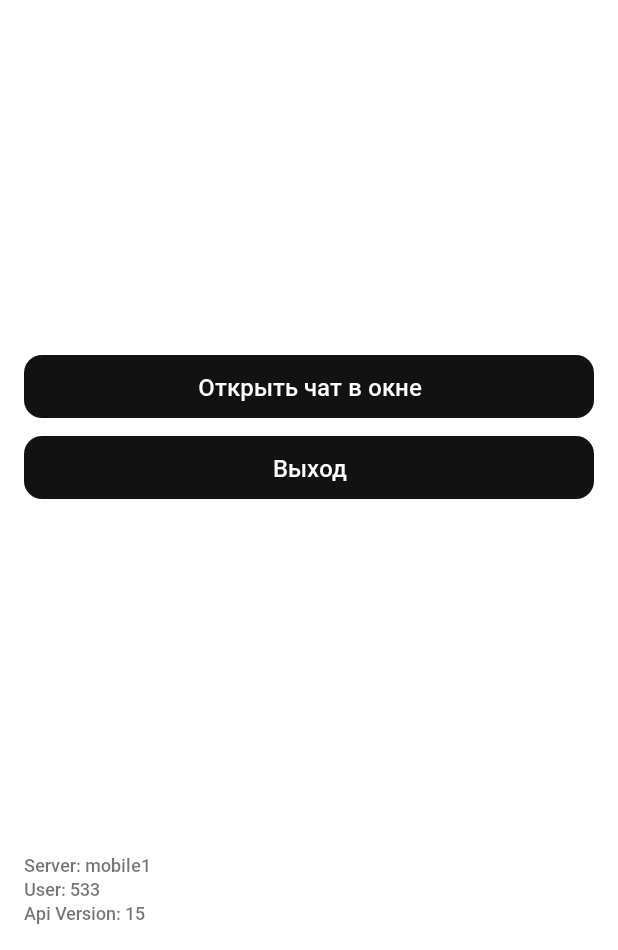
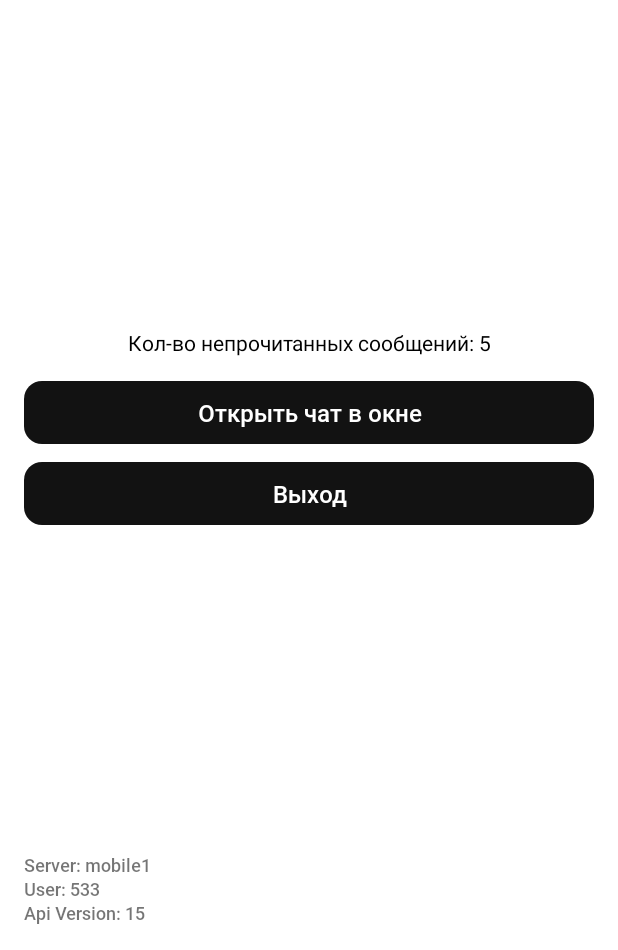
Before and after one commit to edna-ru/cc-android-demo, an Android app: the layout fragment_start_chat.xml on its own in the app's theme, with its tools: preview values and no code run, on a phone screen of 412 x 824 dp, the part 286-1236 px from its top. Run offline under Robolectric (Android 15) with nearby library versions, the phone set to English and light mode, and no system bars.

Commit message:
Release 5.10.0

```diff
--- a/app/build.gradle
+++ b/app/build.gradle
@@ -94,7 +94,7 @@ dependencies {
     coreLibraryDesugaring 'com.android.tools:desugar_jdk_libs:2.0.4'
 
     implementation fileTree(dir: 'libs', include: ['*.jar'])
-    implementation 'edna.chatcenter.ui.android:release:5.9.0'
+    implementation 'edna.chatcenter.ui.android:release:5.10.0'
     implementation project(path: ':chatcentercore')
 
     implementation 'com.google.firebase:firebase-crashlytics:19.4.3'
--- a/app/src/main/java/edna/chatcenter/demo/integrationCode/fragments/launch/LaunchViewModel.kt
+++ b/app/src/main/java/edna/chatcenter/demo/integrationCode/fragments/launch/LaunchViewModel.kt
@@ -109,6 +109,7 @@ class LaunchViewModel(
                 signature = user.signature
             )
         )
+        application?.subscribeToUnreadMessages()
     }
 
     private fun login(navigationController: NavController) {
--- a/app/src/main/res/layout/fragment_start_chat.xml
+++ b/app/src/main/res/layout/fragment_start_chat.xml
@@ -24,7 +24,20 @@
         app:layout_constraintStart_toStartOf="parent"
         app:layout_constraintEnd_toEndOf="parent"
         app:layout_constraintTop_toBottomOf="@id/logo"
-        app:layout_constraintBottom_toTopOf="@id/about">
+        app:layout_constraintBottom_toTopOf="@id/about"
+        android:animateLayoutChanges="true">
+
+        <androidx.appcompat.widget.AppCompatTextView
+            android:id="@+id/unreadCountTextView"
+            android:gravity="center"
+            android:layout_width="match_parent"
+            android:layout_height="wrap_content"
+            android:layout_marginBottom="16dp"
+            android:ellipsize="middle"
+            android:textColor="@color/alt_black"
+            android:visibility="gone"
+            tools:visibility="visible"
+            tools:text="Кол-во непрочитанных сообщений: 5"/>
 
         <androidx.appcompat.widget.AppCompatTextView
             android:id="@+id/goToChat"
--- a/app/src/main/res/values/strings.xml
+++ b/app/src/main/res/values/strings.xml
@@ -89,4 +89,5 @@
     <string name="opengraph">Отображение OpenGraph</string>
     <string name="keep_websocket">Оставлять WebSocket активным (тест счетчика)</string>
     <string name="keep_websocket_during_session">Оставлять WebSocket активным до закрытия диалога</string>
+    <string name="unread_messages_count">Кол-во непрочитанных сообщений</string>
 </resources>
--- a/gradle.properties
+++ b/gradle.properties
@@ -17,7 +17,7 @@
 # Enables namespacing of each library's R class so that its R class includes only the
 # resources declared in the library itself and none from the library's dependencies,
 # thereby reducing the size of the R class for that library
-version=5.9.0.0
+version=5.10.0.0
 android.enableJetifier=true
 android.useAndroidX=true
 org.gradle.configureondemand=true
```
Also changed, not shown: app/src/main/java/edna/chatcenter/demo/appCode/fragments/StartChatFragment.kt (+22 -0 lines), app/src/main/java/edna/chatcenter/demo/integrationCode/EdnaChatCenterApplication.kt (+18 -46 lines), app/src/main/java/edna/chatcenter/demo/integrationCode/fragments/launch/LaunchFragment.kt (+1 -32 lines), app/src/main/res/layout/fragment_launch.xml (+0 -14 lines), 1 other file.
